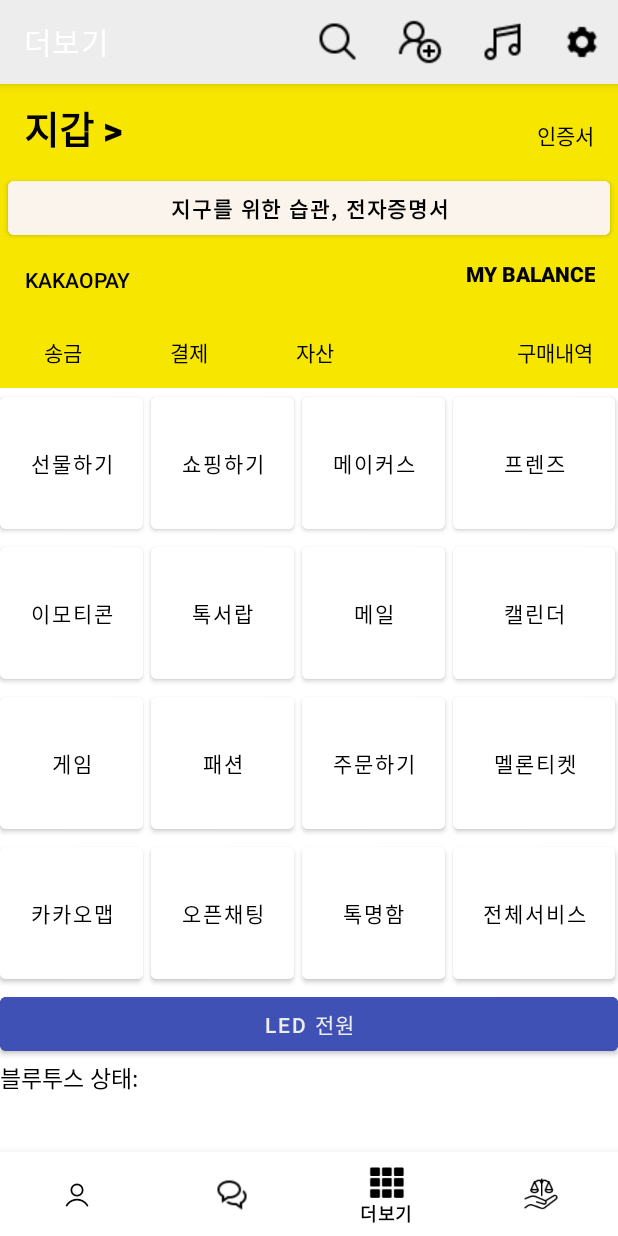
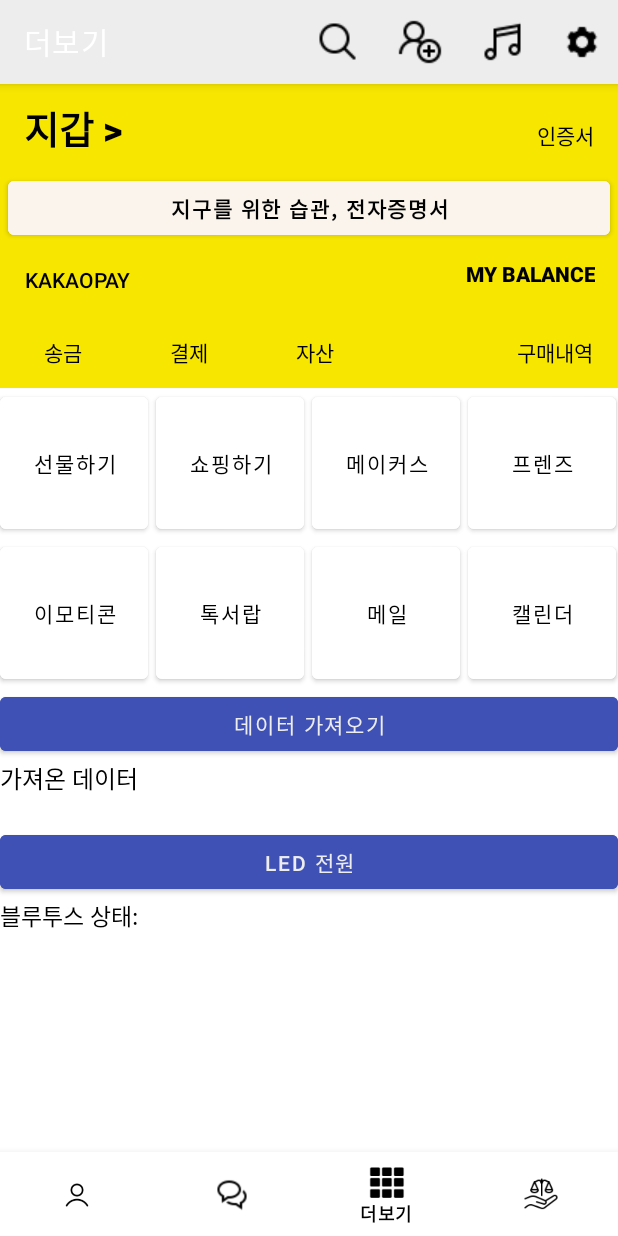
Before and after one commit to kael21ce/KakaotalkSampling, an Android app: the screen it shows after launch (MainActivity), item 3 of the bottom bar chosen, on a phone screen of 412 x 824 dp. Run offline under Robolectric (Android 15) with nearby library versions, the phone set to English and light mode, and no system bars; our stand-ins replace Firebase (no records; nobody signed in at launch, a user with empty details on screens opened directly); libraries missing offline, so code that uses them is left out: com.yanzhenjie.permission; 1 statement that could not run was skipped.

Commit message:
Add button to get data from users collection

```diff
--- a/app/src/main/java/org/techtown/kakaotalksampling/MoreFragment.java
+++ b/app/src/main/java/org/techtown/kakaotalksampling/MoreFragment.java
@@ -28,10 +28,14 @@
 import androidx.core.app.ActivityCompat;
 import androidx.fragment.app.Fragment;
 
+import com.google.android.gms.tasks.OnCompleteListener;
 import com.google.android.gms.tasks.OnFailureListener;
 import com.google.android.gms.tasks.OnSuccessListener;
+import com.google.android.gms.tasks.Task;
 import com.google.firebase.firestore.DocumentReference;
 import com.google.firebase.firestore.FirebaseFirestore;
+import com.google.firebase.firestore.QueryDocumentSnapshot;
+import com.google.firebase.firestore.QuerySnapshot;
 
 import java.io.IOException;
 import java.io.InputStream;
@@ -56,6 +60,8 @@
     BluetoothSocket btSocket;
     BluetoothDevice device;
     ConnectedThread connectedThread;
+    Button getButton;
+    TextView gotText;
     boolean flag;
 
     //database 생성
@@ -91,6 +97,28 @@
                         Log.w(TAG, "Error adding document", e);
                     }
                 });
+        //
+        gotText = v.findViewById(R.id.gotText);
+        getButton = v.findViewById(R.id.getButton);
+        getButton.setOnClickListener(new View.OnClickListener() {
+            @Override
+            public void onClick(View v) {
+                db.collection("users")
+                        .get()
+                        .addOnCompleteListener(new OnCompleteListener<QuerySnapshot>() {
+                            @Override
+                            public void onComplete(@NonNull Task<QuerySnapshot> task) {
+                                if (task.isSuccessful()) {
+                                    for (QueryDocumentSnapshot document : task.getResult()) {
+                                        gotText.setText(document.getData().toString()+"\n");
+                                    }
+                                } else {
+                                    gotText.setText("데이터 불러오는 중 에러 발생: "+task.getException());
+                                }
+                            }
+                        });
+            }
+        });
         //
 
         btStatus = v.findViewById(R.id.btStatus);
--- a/app/src/main/res/layout/fragment_more.xml
+++ b/app/src/main/res/layout/fragment_more.xml
@@ -235,90 +235,40 @@
 
         <TableRow
             android:layout_width="match_parent"
-            android:layout_height="match_parent">
-
-            <Button
-                android:id="@+id/gameButton"
-                android:layout_width="wrap_content"
-                android:layout_height="100dp"
-                android:layout_marginEnd="5dp"
-                android:backgroundTint="#FFFFFF"
-                android:text="게임"
-                android:textColor="#000000" />
-
-            <Button
-                android:id="@+id/fashionButton"
-                android:layout_width="wrap_content"
-                android:layout_height="100dp"
-                android:layout_marginEnd="5dp"
-                android:backgroundTint="#FFFFFF"
-                android:text="패션"
-                android:textColor="#000000" />
-
-            <Button
-                android:id="@+id/orderButton"
-                android:layout_width="wrap_content"
-                android:layout_height="100dp"
-                android:layout_marginEnd="5dp"
-                android:backgroundTint="#FFFFFF"
-                android:text="주문하기"
-                android:textColor="#000000" />
-
-            <Button
-                android:id="@+id/melonButton"
-                android:layout_width="wrap_content"
-                android:layout_height="100dp"
-                android:backgroundTint="#FFFFFF"
-                android:text="멜론티켓"
-                android:textColor="#000000" />
-        </TableRow>
+            android:layout_height="match_parent"/>
 
         <TableRow
             android:layout_width="match_parent"
-            android:layout_height="match_parent">
+            android:layout_height="match_parent"/>
+    </TableLayout>
 
-            <Button
-                android:id="@+id/mapButton"
-                android:layout_width="wrap_content"
-                android:layout_height="100dp"
-                android:layout_marginEnd="5dp"
-                android:backgroundTint="#FFFFFF"
-                android:text="카카오맵"
-                android:textColor="#000000" />
+    <LinearLayout
+        android:id="@+id/dbLayout"
+        android:layout_width="match_parent"
+        android:layout_height="wrap_content"
+        android:orientation="vertical">
 
-            <Button
-                android:id="@+id/openchattingButton"
-                android:layout_width="wrap_content"
-                android:layout_height="100dp"
-                android:layout_marginEnd="5dp"
-                android:backgroundTint="#FFFFFF"
-                android:text="오픈채팅"
-                android:textColor="#000000" />
+        <Button
+            android:id="@+id/getButton"
+            android:layout_width="match_parent"
+            android:layout_height="wrap_content"
+            android:backgroundTint="#3F51B5"
+            android:text="데이터 가져오기" />
 
-            <Button
-                android:id="@+id/cardButton"
-                android:layout_width="wrap_content"
-                android:layout_height="100dp"
-                android:layout_marginEnd="5dp"
-                android:backgroundTint="#FFFFFF"
-                android:text="톡명함"
-                android:textColor="#000000" />
-
-            <Button
-                android:id="@+id/wholeButton"
-                android:layout_width="wrap_content"
-                android:layout_height="100dp"
-                android:backgroundTint="#FFFFFF"
-                android:text="전체서비스"
-                android:textColor="#000000" />
-
-        </TableRow>
-    </TableLayout>
+        <TextView
+            android:id="@+id/gotText"
+            android:layout_width="match_parent"
+            android:layout_height="wrap_content"
+            android:text="가져온 데이터"
+            android:textColor="#000000"
+            android:textSize="16sp" />
+    </LinearLayout>
 
     <LinearLayout
         android:id="@+id/weatherLayout"
         android:layout_width="match_parent"
         android:layout_height="match_parent"
+        android:layout_marginTop="20dp"
         android:orientation="vertical">
 
         <Button
```
